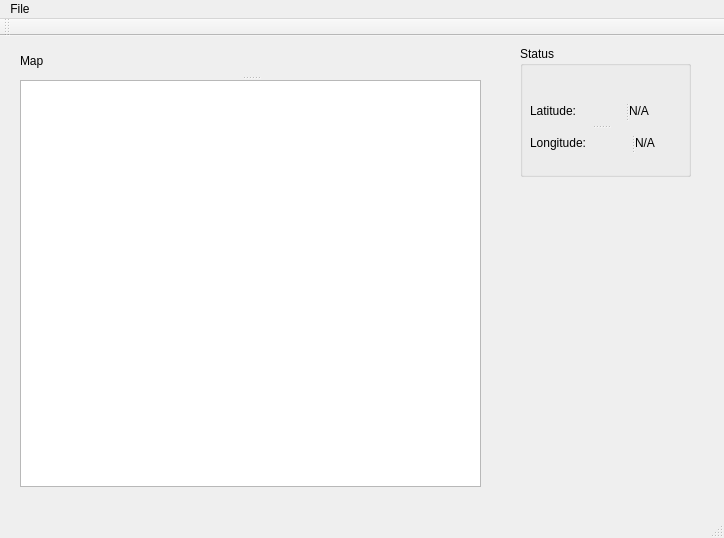
Old version of the form assets/mainwindow.ui in the repository Olin-FunRobo/FunRobo-GPSViewer.
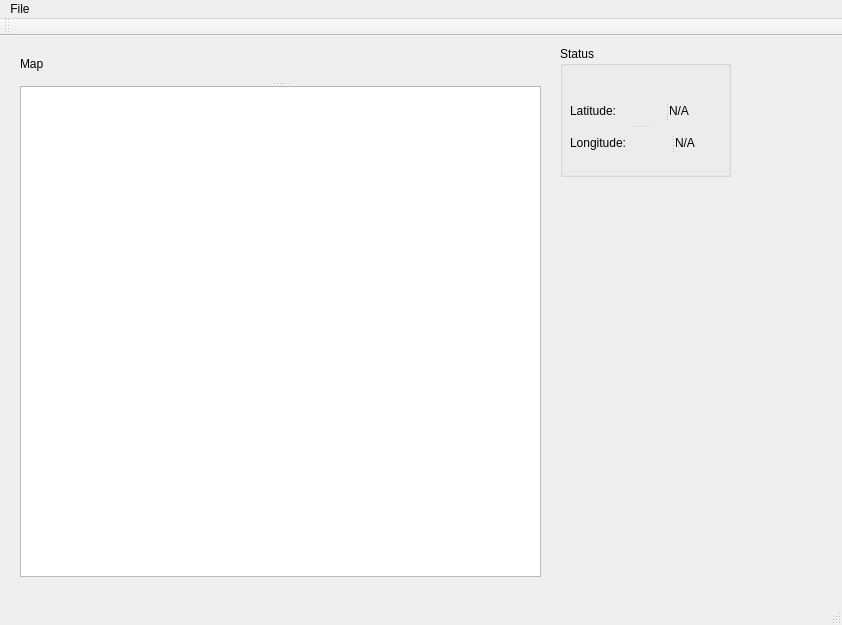
New version of the form.

Commit message: functional UI with real-time GPS plotting from GPS messages; planning to test GPS resolution with this tool soon.

What changed in the file:
```diff
--- a/assets/mainwindow.ui
+++ b/assets/mainwindow.ui
@@ -6,8 +6,8 @@
    <rect>
     <x>0</x>
     <y>0</y>
-    <width>724</width>
-    <height>538</height>
+    <width>842</width>
+    <height>625</height>
    </rect>
   </property>
   <property name="windowTitle">
@@ -17,7 +17,7 @@
    <widget class="QGroupBox" name="status_groupbox">
     <property name="geometry">
      <rect>
-      <x>520</x>
+      <x>560</x>
       <y>10</y>
       <width>171</width>
       <height>131</height>
@@ -75,8 +75,8 @@
      <rect>
       <x>20</x>
       <y>10</y>
-      <width>461</width>
-      <height>441</height>
+      <width>521</width>
+      <height>531</height>
      </rect>
     </property>
     <property name="orientation">
@@ -95,7 +95,7 @@
     <rect>
      <x>0</x>
      <y>0</y>
-     <width>724</width>
+     <width>842</width>
      <height>20</height>
     </rect>
    </property>
```
Left out of the diff: 8 changed lines with no effect on the pictures. The commit also changes 4 other files.
